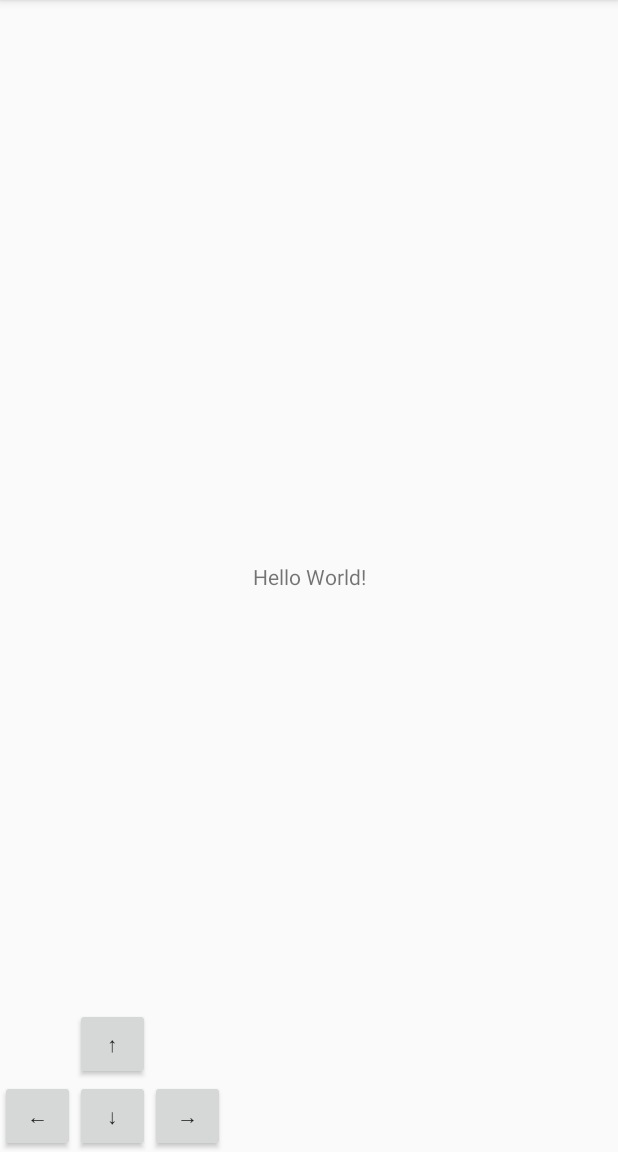
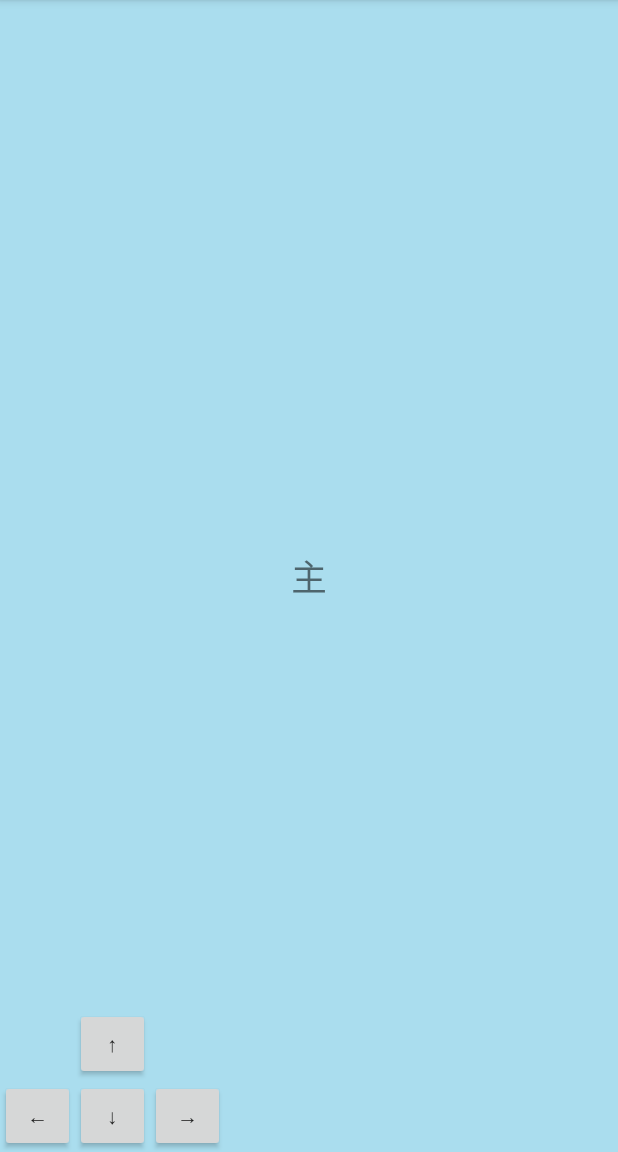
Before and after one commit to wat128/RPG01_for_Android, an Android app: the screen it shows after launch (MainActivity), on a phone screen of 412 x 824 dp, the part 84-1236 px from its top. Run offline under Robolectric (Android 15) with nearby library versions, the phone set to English and light mode, and no system bars.

```diff
--- a/app/src/main/res/layout/activity_main.xml
+++ b/app/src/main/res/layout/activity_main.xml
@@ -4,13 +4,16 @@
     xmlns:tools="http://schemas.android.com/tools"
     android:layout_width="match_parent"
     android:layout_height="match_parent"
+    android:id="@+id/activity_main"
+    android:background="#ade"
     tools:context=".MainActivity">
 
     <TextView
         android:id="@+id/text"
         android:layout_width="wrap_content"
         android:layout_height="wrap_content"
-        android:text="Hello World!"
+        android:text="@string/player"
+        android:textSize="24sp"
         app:layout_constraintBottom_toBottomOf="parent"
         app:layout_constraintLeft_toLeftOf="parent"
         app:layout_constraintRight_toRightOf="parent"
--- a/app/src/main/res/values/strings.xml
+++ b/app/src/main/res/values/strings.xml
@@ -5,4 +5,7 @@
     <string name="down">↓</string>
     <string name="left">←</string>
     <string name="right">→</string>
+
+    <string name="player">主</string>
+
 </resources>
```
Also changed, not shown: app/src/main/java/com/wat128/rpg01_for_android/MainActivity.java (+39 -7 lines).
